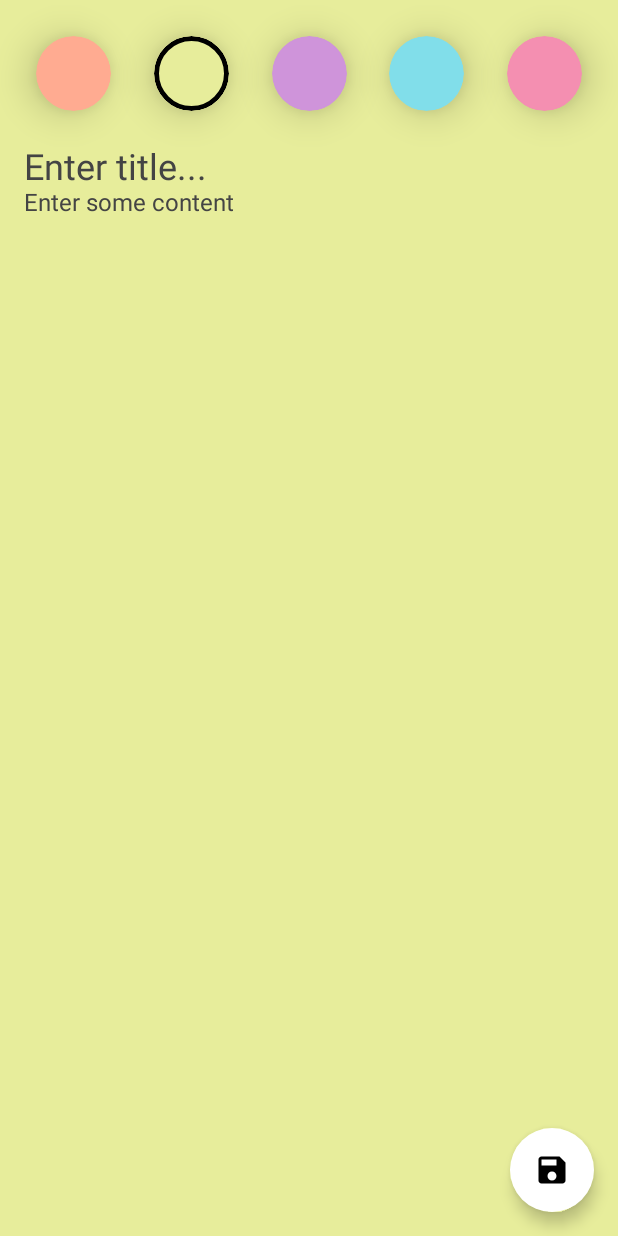
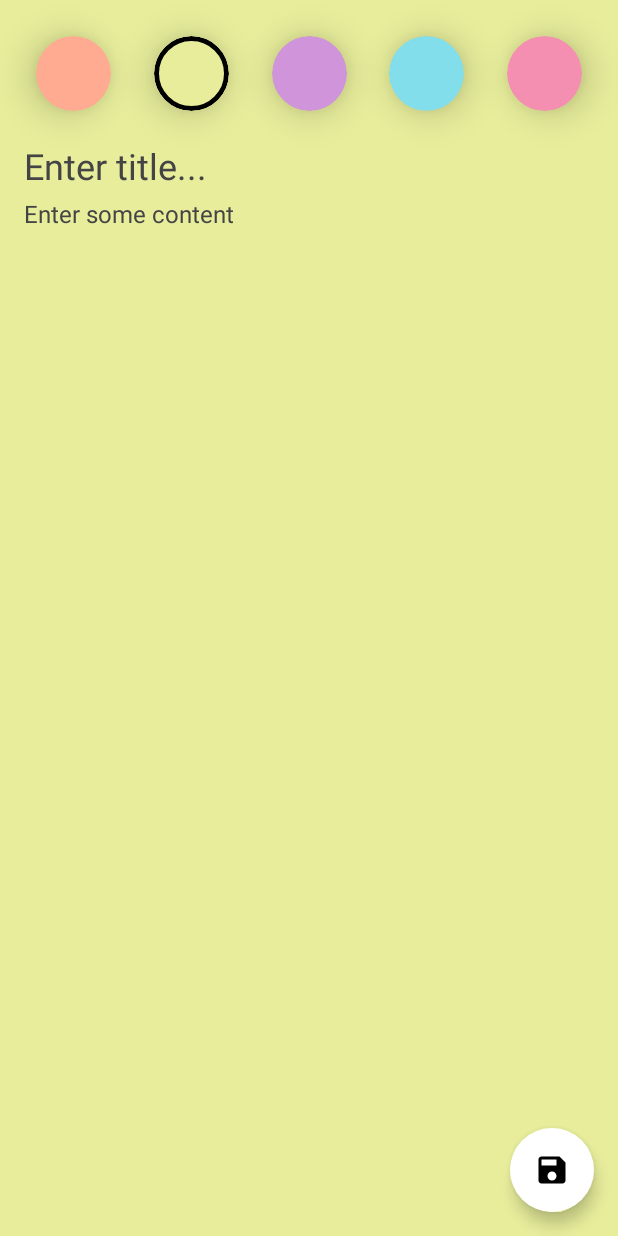
Before and after one commit to faynald/Your-Notes, an Android app built with Jetpack Compose: the screen it shows after launch (MainActivity), after a tap on "Add note", on a phone screen of 412 x 824 dp. Run offline under Robolectric (Android 15) with nearby library versions, the phone set to English and light mode, and no system bars; our stand-ins replace Dagger/Hilt's generated code, Room's generated code; 1 other tap on this screen came first.

Commit message:
add space between title and content

```diff
--- a/app/src/main/java/com/faynald/yournotes/feature_note/presentation/add_edit_note/AddEditNoteScreen.kt
+++ b/app/src/main/java/com/faynald/yournotes/feature_note/presentation/add_edit_note/AddEditNoteScreen.kt
@@ -154,6 +154,7 @@ fun AddEditNoteScreen(
                 singleLine = true,
                 textStyle = MaterialTheme.typography.h5
             )
+            Spacer(modifier = Modifier.height(8.dp))
             TransparentHintTextField(
                 text = contentState.text,
                 hint = contentState.hint,
```
